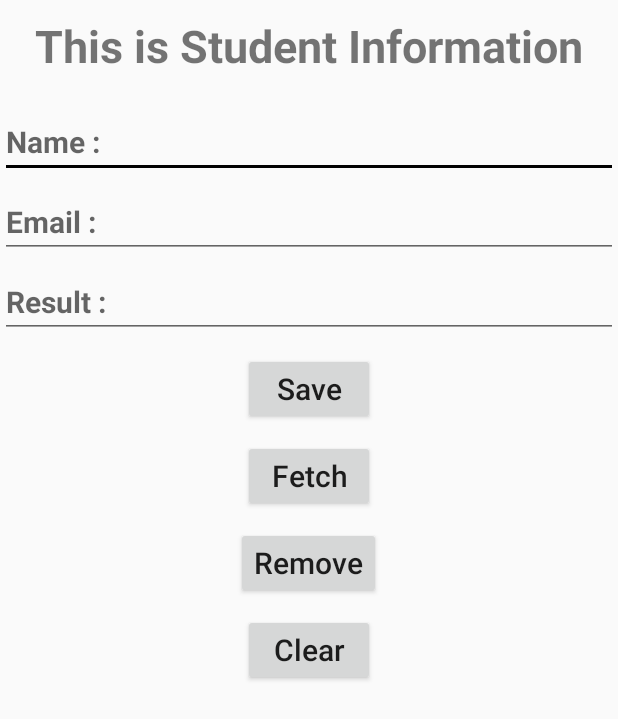
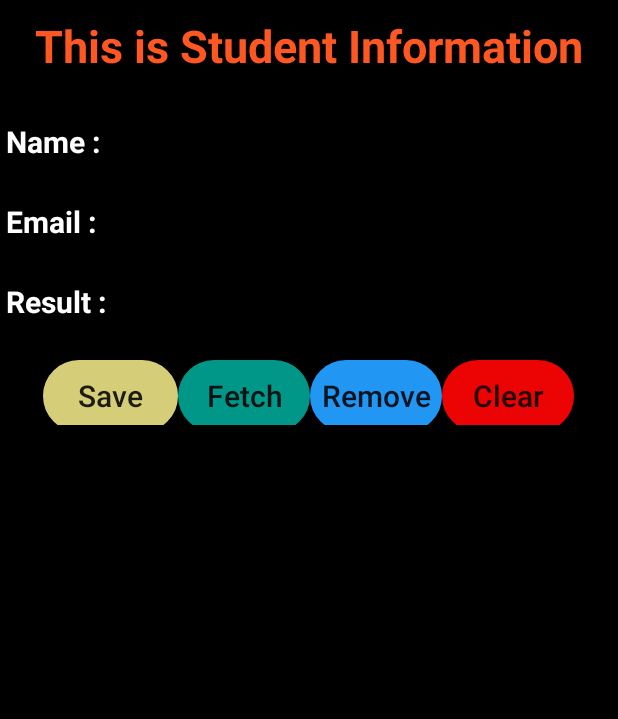
Before and after one commit to ramimhossain12/School-Management-System-Apps, an Android app: the layout activity_student_record.xml on its own in the app's theme, with its tools: preview values and no code run, on a phone screen of 412 x 824 dp. Shown: the top 719 px of the screen. Run offline under Robolectric (Android 15) with nearby library versions, the phone set to English and light mode, and no system bars.

Commit message:
some file update

```diff
--- a/app/src/main/res/layout/activity_student_record.xml
+++ b/app/src/main/res/layout/activity_student_record.xml
@@ -5,106 +5,133 @@
     android:layout_width="match_parent"
     android:layout_height="match_parent"
     android:orientation="vertical"
+    android:background="#000000"
     tools:context=".StudentRecordActivity">
 
 
     <TextView
         android:layout_width="match_parent"
         android:layout_height="wrap_content"
-        android:textStyle="bold"
+        android:layout_marginTop="10dp"
+        android:layout_marginBottom="20dp"
+        android:gravity="center"
+        android:textColor="#FF5722"
         android:text="This is Student Information"
         android:textSize="30sp"
-        android:layout_marginTop="10dp"
-        android:layout_marginBottom="20dp"
-        android:gravity="center"/>
+        android:textStyle="bold" />
 
 
     <EditText
+        android:id="@+id/nameID"
         android:layout_width="match_parent"
         android:layout_height="wrap_content"
-       android:textSize="20sp"
         android:hint="Name :"
         android:inputType="text"
+        android:textColorHint="#fff"
+        android:textColor="#fff"
         android:maxLength="25"
-       android:textStyle="bold"
-       android:id="@+id/nameID"/>
+        android:textSize="20sp"
+        android:textStyle="bold" />
 
 
     <EditText
+        android:id="@+id/emailID"
         android:layout_width="match_parent"
         android:layout_height="wrap_content"
+        android:layout_marginTop="5dp"
+        android:hint="Email :"
+        android:textColorHint="#fff"
+        android:textColor="#fff"
+        android:inputType="textEmailAddress"
         android:textSize="20sp"
-        android:hint="Email :"
-        android:inputType="textEmailAddress"
-        android:textStyle="bold"
-        android:layout_marginTop="5dp"
-        android:id="@+id/emailID"/>
+        android:textStyle="bold" />
 
     <EditText
+        android:id="@+id/passID"
         android:layout_width="match_parent"
         android:layout_height="wrap_content"
-        android:textSize="20sp"
+        android:layout_marginTop="5dp"
         android:hint="Result :"
+        android:textColorHint="#fff"
+        android:textColor="#fff"
         android:inputType="numberDecimal"
         android:maxLength="5"
-        android:textStyle="bold"
-        android:layout_marginTop="5dp"
-        android:id="@+id/passID"/>
+        android:textSize="20sp"
+        android:textStyle="bold" />
+
+
+    <LinearLayout
+        android:layout_width="match_parent"
+        android:layout_height="wrap_content"
+        android:gravity="center"
+        android:orientation="horizontal">
 
 
         <Button
-        android:layout_width="wrap_content"
+            android:id="@+id/btnID"
+            android:layout_width="90dp"
             android:layout_height="wrap_content"
-        android:text="Save"
-        android:textSize="20sp"
             android:layout_gravity="center"
             android:layout_marginTop="10dp"
-        android:id="@+id/btnID"
+            android:text="Save"
+            android:background="@drawable/bcs_shape"
+            android:backgroundTint="#D6CD79"
             android:textAllCaps="false"
+            android:textSize="20sp"
 
             />
 
         <Button
+            android:id="@+id/fetchID"
             android:layout_width="wrap_content"
             android:layout_height="wrap_content"
-        android:text="Fetch"
-        android:textSize="20sp"
             android:layout_gravity="center"
             android:layout_marginTop="10dp"
-       android:id="@+id/fetchID"
+            android:background="@drawable/bcs_shape"
+            android:backgroundTint="#009688"
+            android:text="Fetch"
             android:textAllCaps="false"
+            android:textSize="20sp"
+
+            />
+
+
+        <Button
+            android:id="@+id/removeID"
+            android:layout_width="wrap_content"
+            android:layout_height="wrap_content"
+            android:layout_gravity="center"
+            android:layout_marginTop="10dp"
+            android:text="Remove"
+            android:background="@drawable/bcs_shape"
+            android:backgroundTint="#2196F3"
+            android:textAllCaps="false"
+            android:textSize="20sp"
 
             />
 
         <Button
+            android:id="@+id/clearID"
             android:layout_width="wrap_content"
             android:layout_height="wrap_content"
-        android:text="Remove"
+            android:layout_gravity="center"
+            android:background="@drawable/bcs_shape"
+            android:backgroundTint="#EC0303"
+            android:layout_marginTop="10dp"
+            android:text="Clear"
+            android:textAllCaps="false"
             android:textSize="20sp"
-        android:layout_gravity="center"
-        android:layout_marginTop="10dp"
-        android:id="@+id/removeID"
-        android:textAllCaps="false"
 
             />
+    </LinearLayout>
 
-    <Button
-        android:layout_width="wrap_content"
-        android:layout_height="wrap_content"
-        android:text="Clear"
-        android:textSize="20sp"
-        android:layout_gravity="center"
-        android:layout_marginTop="10dp"
-        android:id="@+id/clearID"
-        android:textAllCaps="false"
 
-        />
 
     <TextView
+        android:id="@+id/ttID"
         android:layout_width="match_parent"
         android:layout_height="match_parent"
-        android:layout_marginTop="10dp"
-        android:id="@+id/ttID"/>
+        android:layout_marginTop="10dp" />
 
 
 </LinearLayout>
```
Lines whose indentation alone changed are shown as unchanged.
